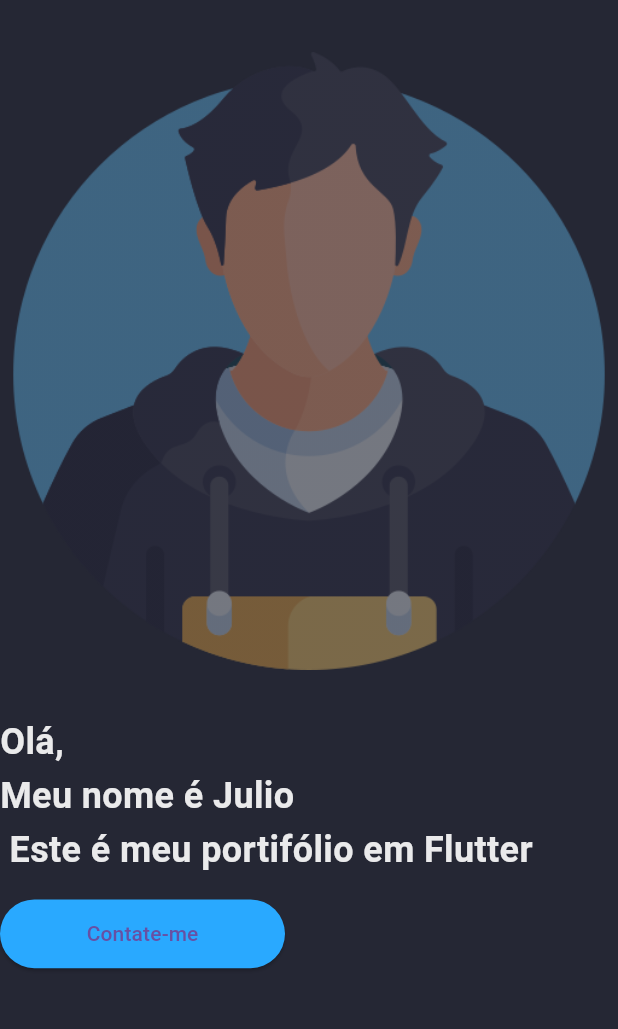
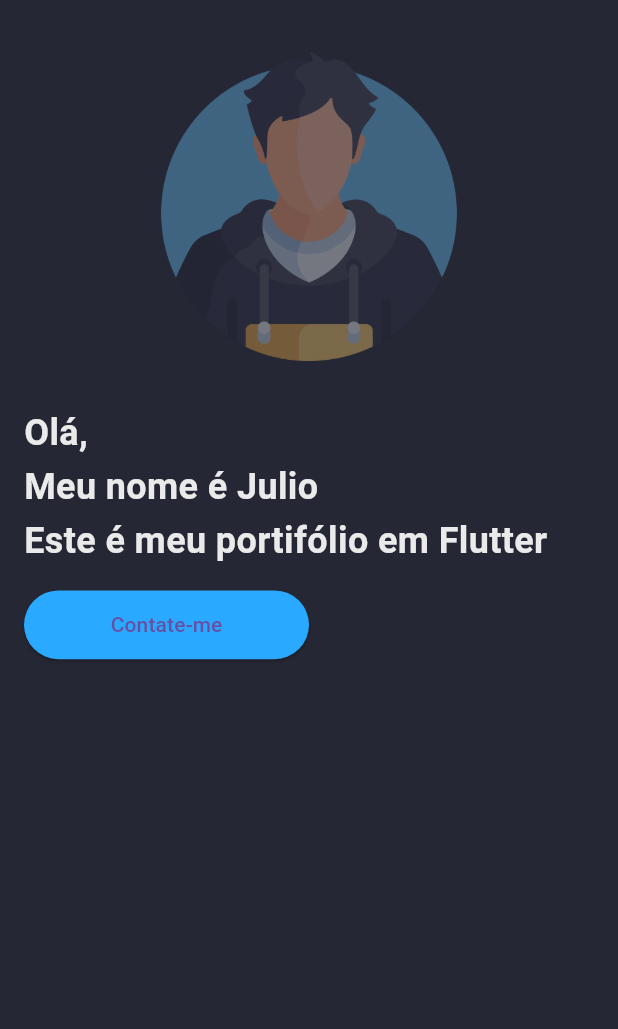
Before and after one commit to JulioLDS/Portifolio_Flutter, a Flutter app: the screen it shows after launch, on a phone screen of 412 x 824 dp, the part 83-1112 px from its top. Run offline on Flutter 3.47's test engine with Material 3 defaults, Android fonts, the phone set to English and light mode, and no system bars.

Commit message:
Ajustando detalhes da parte main Mobile

```diff
--- a/lib/pages/home_page.dart
+++ b/lib/pages/home_page.dart
@@ -2,7 +2,6 @@ import 'package:flutter/material.dart';
 import 'package:flutter/rendering.dart';
 import 'package:meu_portifolio/constants/colors.dart';
 import 'package:meu_portifolio/constants/size.dart';
-import 'package:meu_portifolio/constants/skills_items.dart';
 import 'package:meu_portifolio/widgets/drawer_mobile.dart';
 import 'package:meu_portifolio/widgets/header_desktop.dart';
 import 'package:meu_portifolio/widgets/header_mobile.dart';
--- a/lib/widgets/main_mobile.dart
+++ b/lib/widgets/main_mobile.dart
@@ -19,7 +19,9 @@ class MainMobile extends StatelessWidget {
         crossAxisAlignment: CrossAxisAlignment.start,
         children: [
           //avatar img
-          ShaderMask(
+          Align(
+            alignment: Alignment.center,
+            child: ShaderMask(
               shaderCallback: (bounds) {
                 return LinearGradient(
                   colors: [
@@ -29,21 +31,30 @@ class MainMobile extends StatelessWidget {
                 ).createShader(bounds);
               },
               blendMode: BlendMode.srcATop,
-            child: Image.asset("assets/boy.png", width: screenWidth),
+              child: Image.asset(
+                "assets/boy.png",
+                width: screenWidth / 2, // imagem pela metade
+              ),
+            ),
           ),
           const SizedBox(height: 30.0),
           //Intro Message
-          const Text(
-            "Olá, \nMeu nome é Julio\n Este é meu portifólio em Flutter",
-            style: TextStyle(
+          Padding(
+            padding: const EdgeInsets.only(left: 16.0),
+            child: Text(
+              "Olá, \nMeu nome é Julio\nEste é meu portifólio em Flutter",
+              style: const TextStyle(
                 fontSize: 24,
                 height: 1.5,
                 fontWeight: FontWeight.bold,
                 color: CustomColor.whitePrimary,
               ),
             ),
+          ),
           const SizedBox(height: 15),
-          SizedBox(
+          Padding(
+            padding: const EdgeInsets.only(left: 16.0),
+            child: SizedBox(
               width: 190,
               height: screenHeight / 18,
               child: ElevatedButton(
@@ -54,6 +65,7 @@ class MainMobile extends StatelessWidget {
                 ),
               ),
             ),
+          ),
         ],
       ),
     );
```
Lines whose indentation alone changed are shown as unchanged.
